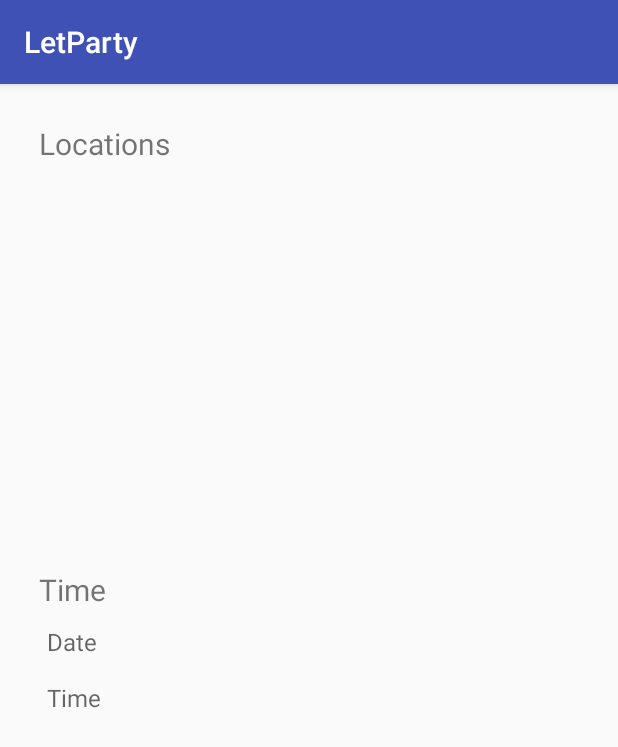
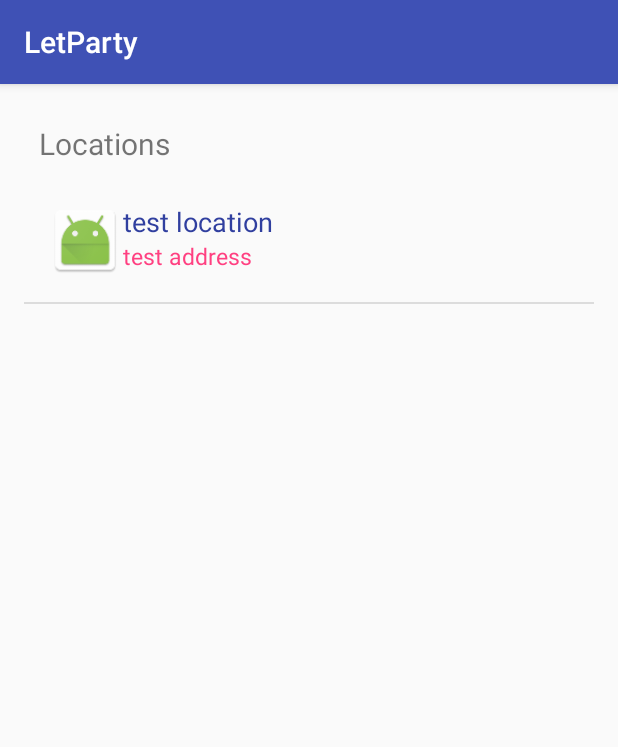
Before and after one commit to nhatnamtamtra/hackathon, an Android app: the screen it shows after launch (HomeActivity), on a phone screen of 412 x 824 dp. Shown: the top 747 px of the screen. Run offline under Robolectric (Android 15) with nearby library versions, the phone set to English and light mode, and no system bars.

Commit message:
add list location UI

```diff
--- a/LetParty/app/src/main/AndroidManifest.xml
+++ b/LetParty/app/src/main/AndroidManifest.xml
@@ -25,7 +25,8 @@
             android:label="@string/title_activity_login" />
         <activity
             android:name=".SignUpActivity"
-            android:label="@string/title_activity_sign_up"></activity>
+            android:label="@string/title_activity_sign_up" />
+        <activity android:name=".InvitationActivity" />
     </application>
 
 </manifest>
--- a/LetParty/app/src/main/java/com/f4/letparty/HomeActivity.java
+++ b/LetParty/app/src/main/java/com/f4/letparty/HomeActivity.java
@@ -2,13 +2,29 @@ package com.f4.letparty;
 
 import android.support.v7.app.AppCompatActivity;
 import android.os.Bundle;
+import android.widget.ListView;
+
+import java.util.ArrayList;
 
 public class HomeActivity extends AppCompatActivity {
-
+    ListView list_location_lv;
     @Override
     protected void onCreate(Bundle savedInstanceState) {
         super.onCreate(savedInstanceState);
         setContentView(R.layout.activity_home);
+
+        list_location_lv =(ListView) findViewById(R.id.list_location);
+        ArrayList<Location> listLocation_al = new ArrayList<Location>();
+        // TODO: get list Location
+        listLocation_al.add(new Location("test location", "test address", 0f, 0f));
+
+
+        ListLocationAdapter adapter = new ListLocationAdapter(
+                this,
+                R.layout.location_item,
+                listLocation_al
+        );
+        list_location_lv.setAdapter(adapter);
     }
 
 }
--- /dev/null
+++ b/LetParty/app/src/main/java/com/f4/letparty/InvitationActivity.java
@@ -0,0 +1,13 @@
+package com.f4.letparty;
+
+import android.support.v7.app.AppCompatActivity;
+import android.os.Bundle;
+
+public class InvitationActivity extends AppCompatActivity {
+
+    @Override
+    protected void onCreate(Bundle savedInstanceState) {
+        super.onCreate(savedInstanceState);
+        setContentView(R.layout.activity_invitation);
+    }
+}
--- /dev/null
+++ b/LetParty/app/src/main/java/com/f4/letparty/ListLocationAdapter.java
@@ -0,0 +1,48 @@
+package com.f4.letparty;
+
+import android.content.Context;
+import android.support.annotation.NonNull;
+import android.view.LayoutInflater;
+import android.view.View;
+import android.view.ViewGroup;
+import android.widget.ArrayAdapter;
+import android.widget.TextView;
+
+import java.util.List;
+
+/**
+ * Created by nhatn on 1/7/2017.
+ */
+
+public class ListLocationAdapter extends ArrayAdapter<Location> {
+    public ListLocationAdapter(Context context, int resource) {
+        super(context, resource);
+    }
+
+    public ListLocationAdapter(Context context, int resource, List<Location> objects) {
+        super(context, resource, objects);
+    }
+
+    @NonNull
+    @Override
+    public View getView(int position, View convertView, ViewGroup parent) {
+        View v = convertView;
+
+        if (v == null){
+            LayoutInflater vi;
+            vi = LayoutInflater.from(getContext());
+            v = vi.inflate(R.layout.location_item, null);
+        }
+        Location location = getItem(position);
+        if (location != null){
+            TextView name = (TextView) v.findViewById(R.id.location_name);
+            TextView address = (TextView) v.findViewById(R.id.location_address);
+            name.setText(location.getName());
+            address.setText(location.getAddress());
+            // TODO: set image for location
+        }
+
+        return v;
+        //return super.getView(position, convertView, parent);
+    }
+}
--- /dev/null
+++ b/LetParty/app/src/main/java/com/f4/letparty/Location.java
@@ -0,0 +1,33 @@
+package com.f4.letparty;
+
+/**
+ * Created by nhatn on 1/7/2017.
+ */
+
+public class Location {
+    private String name;
+    private String address;
+    private float x,y;
+    public Location(String name,String address,float x,float y) {
+        this.name = name;
+        this.address = address;
+        this.x = x;
+        this.y = y;
+    }
+
+    public String getName() {
+        return name;
+    }
+
+    public String getAddress() {
+        return address;
+    }
+
+    public float getX() {
+        return x;
+    }
+
+    public float getY() {
+        return y;
+    }
+}
--- a/LetParty/app/src/main/res/layout/activity_home.xml
+++ b/LetParty/app/src/main/res/layout/activity_home.xml
@@ -11,48 +11,13 @@
     tools:context="com.f4.letparty.HomeActivity">
 
     <LinearLayout
-        android:layout_below="@id/location_view"
-        android:orientation="vertical"
-        android:layout_width="match_parent"
-        android:layout_height="wrap_content">
-        <TextView
-            android:layout_width="wrap_content"
-            android:layout_height="wrap_content"
-            android:text="Time"
-            android:textSize="20dp"
-            android:padding="10dp"/>
-        <TextView
-            android:id="@+id/dayTrans"
-            android:layout_width="match_parent"
-            android:layout_height="wrap_content"
-            android:layout_marginLeft="15dp"
-            android:textSize="16sp"
-            android:hint="Date"
-
-            android:paddingBottom="15dp"
-            android:gravity="center_vertical"
-            />
-        <TextView
-            android:id="@+id/timeTrans"
-            android:layout_width="match_parent"
-            android:layout_height="wrap_content"
-            android:textSize="16sp"
-            android:layout_marginLeft="15dp"
-            android:hint="Time"
-            android:gravity="center_vertical"
-
-            android:paddingBottom="15dp"
-            />
-
-    </LinearLayout>
-
-    <LinearLayout
         android:id="@+id/location_view"
         android:orientation="vertical"
         android:layout_width="match_parent"
         android:layout_height="wrap_content"
         android:layout_alignParentTop="true"
-        android:layout_alignParentStart="true">
+        android:layout_alignParentStart="true"
+        android:layout_alignParentBottom="true">
 
         <TextView
             android:layout_width="match_parent"
@@ -65,7 +30,7 @@
         <ListView
             android:id="@+id/list_location"
             android:layout_width="match_parent"
-            android:layout_height="250dp"
+            android:layout_height="match_parent"
             />
 
     </LinearLayout>
--- /dev/null
+++ b/LetParty/app/src/main/res/layout/activity_invitation.xml
@@ -0,0 +1,13 @@
+<?xml version="1.0" encoding="utf-8"?>
+<RelativeLayout xmlns:android="http://schemas.android.com/apk/res/android"
+    xmlns:tools="http://schemas.android.com/tools"
+    android:id="@+id/activity_invitation"
+    android:layout_width="match_parent"
+    android:layout_height="match_parent"
+    android:paddingBottom="@dimen/activity_vertical_margin"
+    android:paddingLeft="@dimen/activity_horizontal_margin"
+    android:paddingRight="@dimen/activity_horizontal_margin"
+    android:paddingTop="@dimen/activity_vertical_margin"
+    tools:context="com.f4.letparty.InvitationActivity">
+
+</RelativeLayout>
--- /dev/null
+++ b/LetParty/app/src/main/res/layout/location_item.xml
@@ -0,0 +1,46 @@
+<?xml version="1.0" encoding="utf-8"?>
+<RelativeLayout xmlns:android="http://schemas.android.com/apk/res/android"
+    xmlns:tools="http://schemas.android.com/tools"
+    android:id="@+id/activity_location_item"
+    android:layout_width="match_parent"
+    android:layout_height="wrap_content"
+    android:paddingBottom="@dimen/activity_vertical_margin"
+    android:paddingLeft="@dimen/activity_horizontal_margin"
+    android:paddingRight="@dimen/activity_horizontal_margin"
+    android:paddingTop="@dimen/activity_vertical_margin">
+    <LinearLayout
+        android:orientation="horizontal"
+        android:layout_width="match_parent"
+        android:layout_height="wrap_content">
+        <ImageView
+            android:layout_width="50dp"
+            android:layout_height="50dp"
+            android:src="@mipmap/ic_launcher"
+            />
+        <LinearLayout
+            android:orientation="vertical"
+            android:layout_width="match_parent"
+            android:layout_height="match_parent">
+            <TextView
+                android:id="@+id/location_name"
+                android:layout_width="match_parent"
+                android:layout_height="0dp"
+                android:layout_weight="1"
+                android:text="Location name"
+                android:textSize="18dp"
+                android:textColor="@color/colorPrimaryDark"
+                />
+            <TextView
+                android:layout_width="match_parent"
+                android:layout_height="0dp"
+                android:layout_weight="1"
+                android:id="@+id/location_address"
+                android:text="Location Address"
+                android:textSize="15dp"
+                android:textColor="@color/colorAccent"
+                />
+
+        </LinearLayout>
+    </LinearLayout>
+
+</RelativeLayout>
```
